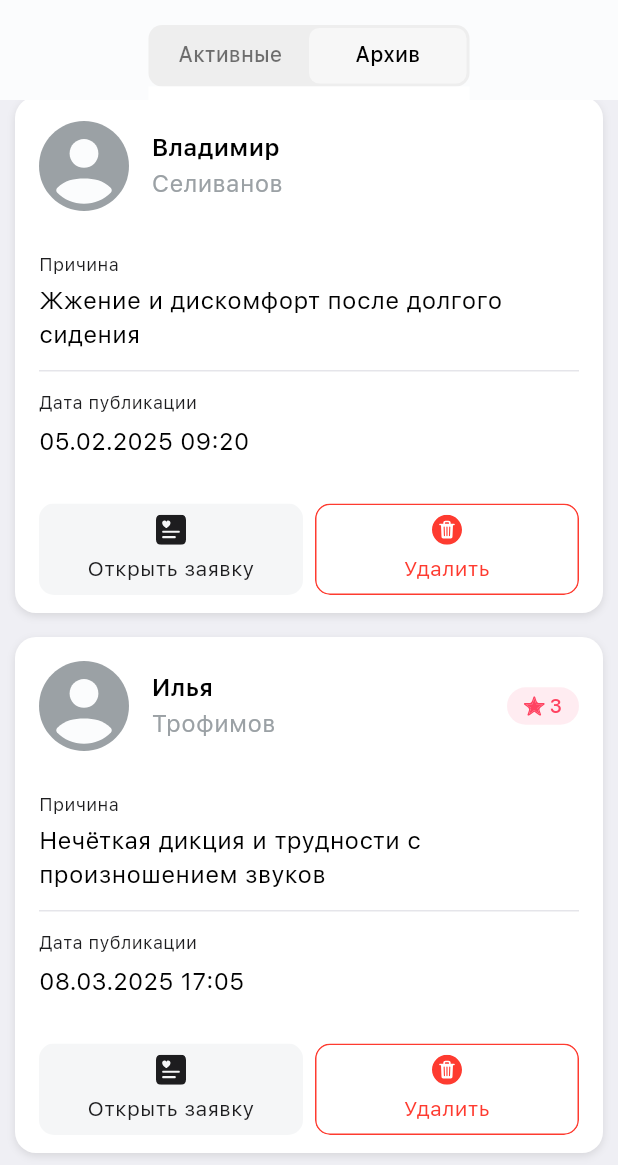
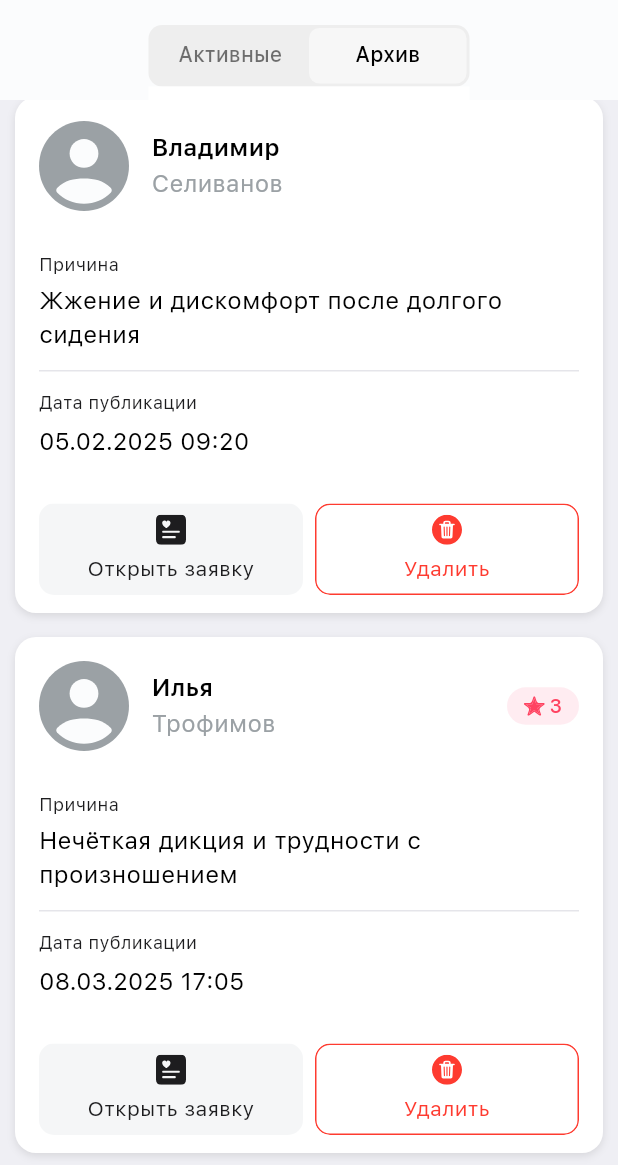
Before and after one commit to Striker32/Telemedicine, a Flutter app: the ApplicationsPageDoctor screen opened directly, tab 2 chosen, scrolled down 399 dp, on a phone screen of 412 x 824 dp, the part 71-1236 px from its top. Run offline on Flutter 3.47's test engine with Material 3 defaults, Android fonts, the phone set to English and light mode, and no system bars; our stand-ins replace firebase_auth, firebase_core, flutter_svg, image_picker; accounts and stored records are empty; project files that could hold a hidden picture were left out.

Commit message:
Изменения текста заявок

```diff
--- a/lib/Services/Bottom_Navigator.dart
+++ b/lib/Services/Bottom_Navigator.dart
@@ -22,7 +22,7 @@ class BottomNavigator extends StatefulWidget {
 class _BottomNavigatorState extends State<BottomNavigator> {
   int _currentIndex = 2;
 
-  final List<Widget> _pages = [MainDoctor(), ApplicationsPageDoctor(), ProfilePageDoctor()];
+  final List<Widget> _pages = [NewsFeedPage(), ApplicationsPage(), ProfilePageUser()];
 
   void _navigateBottomBar(int index) {
     setState(() {
--- a/lib/pages/doctor_pages/applications_doctor.dart
+++ b/lib/pages/doctor_pages/applications_doctor.dart
@@ -168,19 +168,19 @@ class _HistoryApplicationsEmptyView extends StatelessWidget {
                 doctor: "Проктолог",
                 description:
                 "После долгого сидения за компьютером начал ощущать зуд и лёгкое жжение в области заднего прохода. Симптомы усиливаются вечером, особенно после рабочего дня. Никаких выделений или крови нет, но ощущается неприятное давление. Хотел бы пройти обследование у проктолога, чтобы исключить воспаление или начальную стадию геморроя. Проблема вызывает дискомфорт и мешает нормально работать.",
-                city: "Екатеринбург",
+                city: "Москва",
                 cost: 6500,
               ),
 
               HistoryApplicationCard(
-                title: "Нечёткая дикция и трудности с произношением звуков",
+                title: "Нечёткая дикция и трудности с произношением",
                 name: "Илья",
                 surname: "Трофимов",
                 datetime: "08.03.2025 17:05",
                 doctor: "Логопед",
                 description:
                 "После публичных выступлений заметил, что некоторые звуки произношу нечетко, особенно при быстрой речи. Есть ощущение напряжения в челюсти и языке. Ранее таких проблем не было. Хотелось бы пройти диагностику у логопеда, чтобы определить причину — возможно, это связано с неправильной артикуляцией или дыханием. Планирую заняться корректировкой речи и улучшить дикцию для уверенного общения.",
-                city: "Новосибирск",
+                city: "Москва",
                 cost: 4800,
                 rating: '3',
               ),
```
Also changed, not shown: lib/pages/user_pages/applications_user.dart (+9 -2 lines), lib/pages/user_pages/profile_from_perspective_doctor.dart (+1 -1 lines), assets/images/icons/checkmark-black.svg (added).
